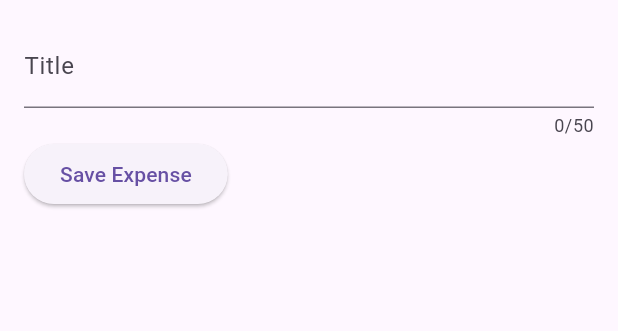
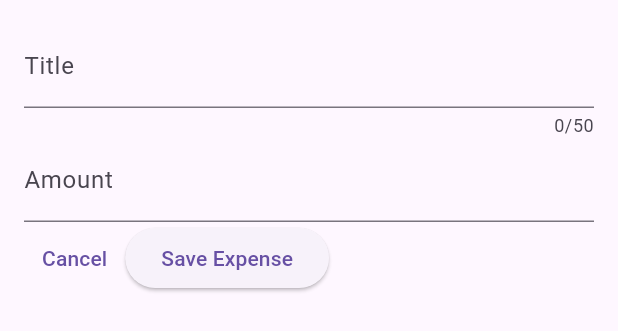
Before and after one commit to itman85/ExpenseTrackerFlutterApp, a Flutter app: the NewExpense widget shown alone on an empty page, opened directly, on a phone screen of 412 x 824 dp. Shown: the top 331 px of the screen. Run offline on Flutter 3.47's test engine with Material 3 defaults, Android fonts, the light colour scheme and no system bars.

Commit message:
close bottom sheet

```diff
--- a/lib/widgets/new_expense.dart
+++ b/lib/widgets/new_expense.dart
@@ -10,11 +10,13 @@ class NewExpense extends StatefulWidget {
 
 class _NewExpenseState extends State<NewExpense> {
   final _titleController = TextEditingController();
+  final _amountController = TextEditingController();
 
   @override
   void dispose() {
     // TODO: implement dispose
     _titleController.dispose();
+    _amountController.dispose();
     super.dispose();
   }
 
@@ -30,8 +32,19 @@ class _NewExpenseState extends State<NewExpense> {
             keyboardType: TextInputType.text,
             decoration: InputDecoration(label: Text('Title')),
           ),
+          TextField(
+            controller: _amountController,
+            keyboardType: TextInputType.number,
+            decoration:
+                InputDecoration(prefixText: '\$ ', label: Text('Amount')),
+          ),
           Row(
             children: [
+              TextButton(
+                  onPressed: () {
+                    Navigator.pop(context); // remove the popup from screen
+                  },
+                  child: const Text('Cancel')),
               ElevatedButton(
                   onPressed: () {
                     print(_titleController.text);
```
